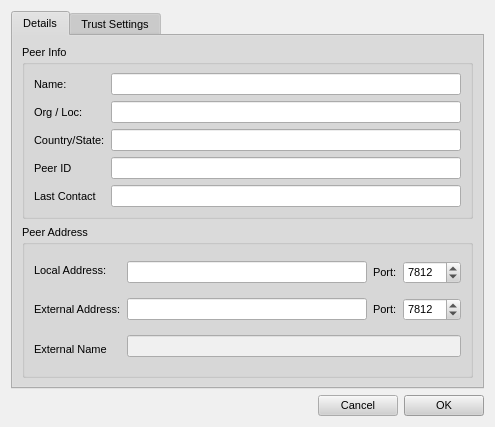
RetroShare/RetroShare, file retroshare-gui/src/gui/connect/ConfCertDialog.ui: the form before one commit.
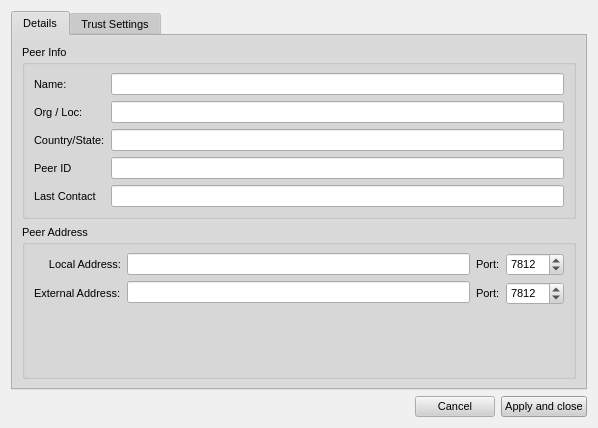
The form after the commit. The open tabs and pages were chosen to show the change. Icons and pictures are not drawn.

Commit message: merged peer detail dialogs from network and friends tab

Diff of the .ui file:
```diff
--- a/retroshare-gui/src/gui/connect/ConfCertDialog.ui
+++ b/retroshare-gui/src/gui/connect/ConfCertDialog.ui
@@ -1,12 +1,12 @@
 <ui version="4.0" >
  <class>ConfCertDialog</class>
- <widget class="QDialog" name="ConfCertDialog" >
-  <property name="geometry" >
+ <widget class="QDialog" name="ConfCertDialog">
+  <property name="geometry">
    <rect>
     <x>0</x>
     <y>0</y>
-    <width>491</width>
-    <height>427</height>
+    <width>598</width>
+    <height>428</height>
    </rect>
   </property>
   <property name="sizePolicy" >
@@ -505,45 +505,37 @@
    <iconset resource="../images.qrc" >
     <normaloff>:/images/rstray3.png</normaloff>:/images/rstray3.png</iconset>
   </property>
-  <layout class="QGridLayout" >
-   <item row="0" column="0" >
-    <widget class="QTabWidget" name="stabWidget" >
-     <property name="currentIndex" >
-      <number>0</number>
+  <layout class="QVBoxLayout" name="verticalLayout_8">
+   <item>
+    <widget class="QTabWidget" name="stabWidget">
+     <property name="currentIndex">
+      <number>1</number>
      </property>
-     <widget class="QWidget" name="tab" >
-      <property name="geometry" >
-       <rect>
-        <x>0</x>
-        <y>0</y>
-        <width>469</width>
-        <height>335</height>
-       </rect>
-      </property>
-      <attribute name="title" >
-       <string>Details</string>
-      </attribute>
-      <attribute name="icon" >
-       <iconset resource="../images.qrc" >
+     <widget class="QWidget" name="tab">
+      <attribute name="icon">
+       <iconset resource="../images.qrc">
         <normaloff>:/images/peerdetails_16x16.png</normaloff>:/images/peerdetails_16x16.png</iconset>
       </attribute>
-      <layout class="QGridLayout" >
-       <item row="0" column="0" >
-        <widget class="QGroupBox" name="groupBox_2" >
-         <property name="title" >
+      <attribute name="title">
+       <string>Details</string>
+      </attribute>
+      <layout class="QGridLayout">
+       <item row="0" column="0">
+        <widget class="QGroupBox" name="groupBox_2">
+         <property name="title">
           <string>Peer Info</string>
          </property>
-         <layout class="QGridLayout" >
-          <item row="0" column="0" >
-           <widget class="QLabel" name="label_10" >
-            <property name="text" >
+         <layout class="QGridLayout">
+          <item row="0" column="0">
+           <widget class="QLabel" name="label_10">
+            <property name="text">
              <string>Name:</string>
             </property>
            </widget>
           </item>
-          <item row="0" column="1" >
-           <widget class="QLineEdit" name="name" >
-            <property name="readOnly" >
+          <item row="0" column="1">
+           <widget class="QLineEdit" name="name">
+            <property name="readOnly">
              <bool>true</bool>
             </property>
            </widget>
@@ -555,9 +547,9 @@
             </property>
            </widget>
           </item>
-          <item row="1" column="1" >
-           <widget class="QLineEdit" name="orgloc" >
-            <property name="readOnly" >
+          <item row="1" column="1">
+           <widget class="QLineEdit" name="orgloc">
+            <property name="readOnly">
              <bool>true</bool>
             </property>
            </widget>
@@ -569,9 +561,9 @@
             </property>
            </widget>
           </item>
-          <item row="2" column="1" >
-           <widget class="QLineEdit" name="country" >
-            <property name="readOnly" >
+          <item row="2" column="1">
+           <widget class="QLineEdit" name="country">
+            <property name="readOnly">
              <bool>true</bool>
             </property>
            </widget>
@@ -583,9 +575,9 @@
             </property>
            </widget>
           </item>
-          <item row="3" column="1" >
-           <widget class="QLineEdit" name="peerid" >
-            <property name="readOnly" >
+          <item row="3" column="1">
+           <widget class="QLineEdit" name="peerid">
+            <property name="readOnly">
              <bool>true</bool>
             </property>
            </widget>
@@ -597,9 +589,9 @@
             </property>
            </widget>
           </item>
-          <item row="4" column="1" >
-           <widget class="QLineEdit" name="lastcontact" >
-            <property name="readOnly" >
+          <item row="4" column="1">
+           <widget class="QLineEdit" name="lastcontact">
+            <property name="readOnly">
              <bool>true</bool>
             </property>
            </widget>
@@ -607,74 +599,71 @@
          </layout>
         </widget>
        </item>
-       <item row="1" column="0" >
-        <widget class="QGroupBox" name="groupBox" >
-         <property name="title" >
+       <item row="1" column="0">
+        <widget class="QGroupBox" name="groupBox">
+         <property name="title">
           <string>Peer Address</string>
          </property>
-         <layout class="QGridLayout" >
-          <item row="0" column="0" >
-           <widget class="QLabel" name="label" >
-            <property name="text" >
-             <string>Local Address:</string>
-            </property>
-           </widget>
-          </item>
-          <item rowspan="3" row="0" column="1" >
-           <layout class="QVBoxLayout" >
-            <property name="spacing" >
-             <number>6</number>
-            </property>
-            <property name="margin" >
-             <number>0</number>
-            </property>
+         <layout class="QVBoxLayout" name="verticalLayout_7">
+          <item>
+           <layout class="QHBoxLayout" name="horizontalLayout">
             <item>
-             <layout class="QGridLayout" >
-              <property name="margin" >
-               <number>0</number>
-              </property>
-              <property name="spacing" >
-               <number>6</number>
-              </property>
-              <item row="0" column="2" >
-               <widget class="QSpinBox" name="localPort" >
-                <property name="minimum" >
-                 <number>0</number>
+             <layout class="QVBoxLayout" name="verticalLayout_6">
+              <item>
+               <widget class="QLabel" name="label">
+                <property name="layoutDirection">
+                 <enum>Qt::LeftToRight</enum>
                 </property>
-                <property name="maximum" >
-                 <number>65535</number>
+                <property name="text">
+                 <string>Local Address:</string>
                 </property>
-                <property name="value" >
-                 <number>7812</number>
+                <property name="alignment">
+                 <set>Qt::AlignRight|Qt::AlignTrailing|Qt::AlignVCenter</set>
                 </property>
                </widget>
               </item>
-              <item row="0" column="1" >
-               <widget class="QLabel" name="label_5" >
-                <property name="text" >
-                 <string>Port:</string>
+              <item>
+               <widget class="QLabel" name="label_2">
+                <property name="text">
+                 <string>External Address:</string>
                 </property>
                </widget>
               </item>
-              <item row="0" column="0" >
-               <widget class="QLineEdit" name="localAddress" />
+             </layout>
+            </item>
+            <item>
+             <layout class="QVBoxLayout" name="verticalLayout_5">
+              <item>
+               <widget class="QLineEdit" name="localAddress"/>
               </item>
+              <item>
+               <widget class="QLineEdit" name="extAddress"/>
+              </item>
              </layout>
             </item>
             <item>
-             <layout class="QGridLayout" >
-              <property name="margin" >
-               <number>0</number>
-              </property>
-              <property name="spacing" >
-               <number>6</number>
-              </property>
-              <item row="0" column="0" >
-               <widget class="QLineEdit" name="extAddress" />
+             <layout class="QVBoxLayout" name="verticalLayout_4">
+              <item>
+               <widget class="QLabel" name="label_5">
+                <property name="text">
+                 <string>Port:</string>
+                </property>
+               </widget>
               </item>
-              <item row="0" column="2" >
-               <widget class="QSpinBox" name="extPort" >
-                <property name="minimum" >
+              <item>
+               <widget class="QLabel" name="label_4">
+                <property name="text">
+                 <string>Port:</string>
+                </property>
+               </widget>
+              </item>
+             </layout>
+            </item>
+            <item>
+             <layout class="QVBoxLayout" name="verticalLayout_3">
+              <item>
+               <widget class="QSpinBox" name="localPort">
+                <property name="minimum">
                  <number>0</number>
                 </property>
                 <property name="maximum" >
@@ -685,53 +674,43 @@
                 </property>
                </widget>
               </item>
-              <item row="0" column="1" >
-               <widget class="QLabel" name="label_4" >
-                <property name="text" >
-                 <string>Port:</string>
+              <item>
+               <widget class="QSpinBox" name="extPort">
+                <property name="minimum">
+                 <number>0</number>
                 </property>
+                <property name="maximum">
+                 <number>65535</number>
+                </property>
+                <property name="value">
+                 <number>7812</number>
+                </property>
                </widget>
               </item>
              </layout>
             </item>
-            <item>
-             <widget class="QLineEdit" name="extName" >
-              <property name="enabled" >
-               <bool>false</bool>
-              </property>
-             </widget>
-            </item>
            </layout>
           </item>
-          <item row="1" column="0" >
-           <widget class="QLabel" name="label_2" >
-            <property name="text" >
-             <string>External Address:</string>
+          <item>
+           <spacer name="verticalSpacer">
+            <property name="orientation">
+             <enum>Qt::Vertical</enum>
             </property>
-           </widget>
-          </item>
-          <item row="2" column="0" >
-           <widget class="QLabel" name="label_3" >
-            <property name="text" >
-             <string>External Name</string>
+            <property name="sizeHint" stdset="0">
+             <size>
+              <width>20</width>
+              <height>47</height>
+             </size>
             </property>
-           </widget>
+           </spacer>
           </item>
          </layout>
         </widget>
        </item>
       </layout>
      </widget>
-     <widget class="QWidget" name="tab" >
-      <property name="geometry" >
-       <rect>
-        <x>0</x>
-        <y>0</y>
-        <width>469</width>
-        <height>335</height>
-       </rect>
-      </property>
-      <attribute name="title" >
+     <widget class="QWidget" name="tab">
+      <attribute name="title">
        <string>Trust Settings</string>
       </attribute>
       <layout class="QVBoxLayout" name="verticalLayout_2" >
@@ -807,9 +786,9 @@
      </widget>
     </widget>
    </item>
-   <item row="1" column="0" >
-    <layout class="QGridLayout" >
-     <item row="0" column="0" >
+   <item>
+    <layout class="QGridLayout">
+     <item row="0" column="0">
       <spacer>
        <property name="orientation" >
         <enum>Qt::Horizontal</enum>
@@ -822,17 +801,17 @@
        </property>
       </spacer>
      </item>
-     <item row="0" column="1" >
-      <widget class="QPushButton" name="cancelButton" >
-       <property name="text" >
+     <item row="0" column="1">
+      <widget class="QPushButton" name="cancelButton">
+       <property name="text">
         <string>Cancel</string>
        </property>
       </widget>
      </item>
-     <item row="0" column="2" >
-      <widget class="QPushButton" name="applyButton" >
-       <property name="text" >
-        <string>OK</string>
+     <item row="0" column="2">
+      <widget class="QPushButton" name="applyButton">
+       <property name="text">
+        <string>Apply and close</string>
        </property>
        <property name="autoDefault" >
         <bool>false</bool>
```
Left out of the diff: 448 changed lines with no effect on the pictures. The commit also changes 5 other files.
